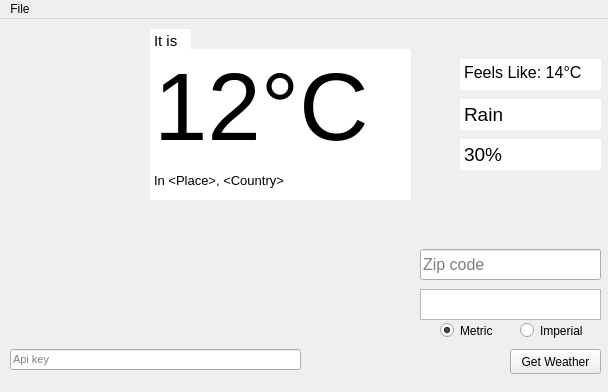
Before: the Qt Designer form uis/weather_gui.ui in emmafornash/Weather-Report, drawn with Qt 5.
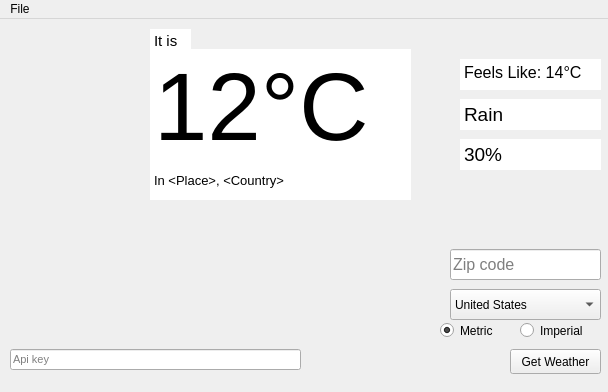
After: the same form once the commit is applied. Icons and pictures are not drawn.

Commit message: changed the country list view to a combo box

```diff
--- a/uis/weather_gui.ui
+++ b/uis/weather_gui.ui
@@ -252,9 +252,9 @@
    <widget class="QLineEdit" name="zipcode_edit">
     <property name="geometry">
      <rect>
-      <x>420</x>
+      <x>450</x>
       <y>230</y>
-      <width>181</width>
+      <width>151</width>
       <height>31</height>
      </rect>
     </property>
@@ -386,20 +386,44 @@
      <bool>true</bool>
     </property>
    </widget>
-   <widget class="QListView" name="country_list">
+   <widget class="QComboBox" name="country_combo_box">
     <property name="geometry">
      <rect>
-      <x>420</x>
+      <x>450</x>
       <y>270</y>
-      <width>181</width>
+      <width>151</width>
       <height>31</height>
      </rect>
     </property>
-    <property name="font">
-     <font>
-      <pointsize>14</pointsize>
-     </font>
+    <property name="currentIndex">
+     <number>0</number>
     </property>
+    <property name="iconSize">
+     <size>
+      <width>0</width>
+      <height>0</height>
+     </size>
+    </property>
+    <item>
+     <property name="text">
+      <string>United States</string>
+     </property>
+    </item>
+    <item>
+     <property name="text">
+      <string>United Kingdom</string>
+     </property>
+    </item>
+    <item>
+     <property name="text">
+      <string>Germany</string>
+     </property>
+    </item>
+    <item>
+     <property name="text">
+      <string>Canada</string>
+     </property>
+    </item>
    </widget>
   </widget>
   <widget class="QMenuBar" name="menubar">
```
The commit also changes 1 other file.
